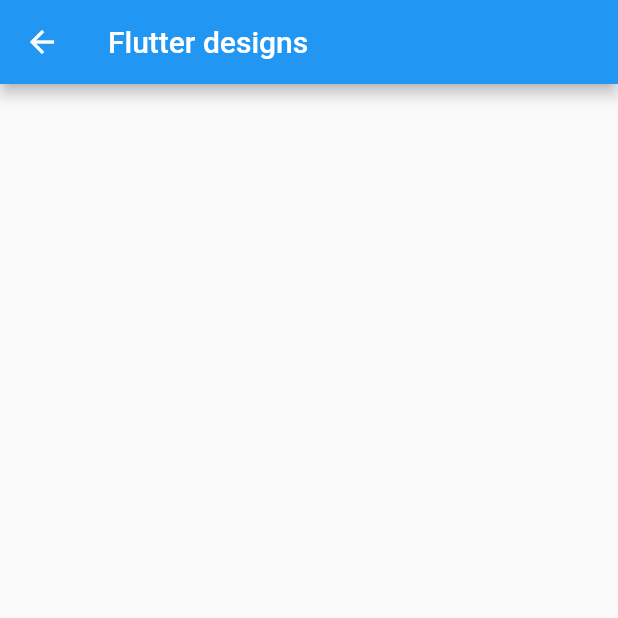
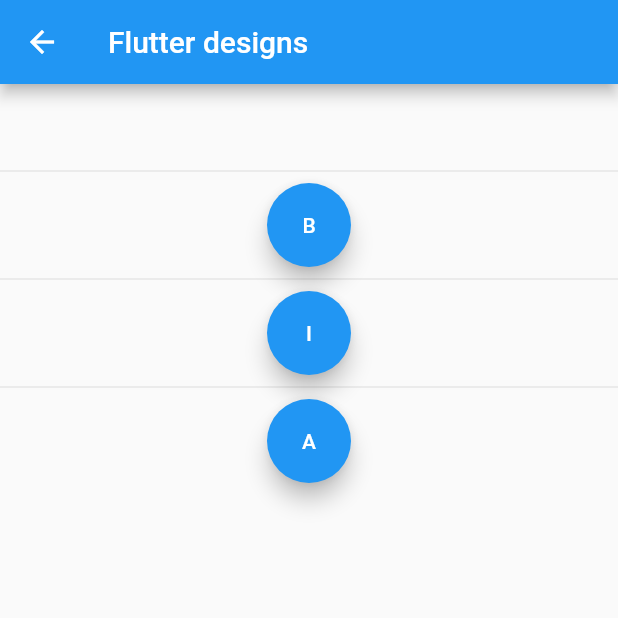
Before and after one commit to gallottohugo/FlutterDesigns, a Flutter app: the HomePage screen opened by its route, on a phone screen of 412 x 824 dp, the top half of it. Run offline on Flutter 3.47's test engine with Material 2 defaults, Android fonts, the phone set to English and light mode, and no system bars; network calls fail.

```diff
--- a/lib/main.dart
+++ b/lib/main.dart
@@ -1,4 +1,6 @@
 import 'package:flutter/material.dart';
+//import 'package:flutter_designs/src/pages/basic_page.dart';
+import 'package:flutter_designs/src/pages/home_page.dart';
 import 'package:flutter_designs/src/routes/routes.dart';
 
 void main() => runApp(MyApp());
@@ -9,8 +11,9 @@ class MyApp extends StatelessWidget {
 		return MaterialApp(
 			debugShowCheckedModeBanner: false,
 			title: 'Material App',
-			initialRoute: 'home',
+			initialRoute: 'scroll',
 			routes: getApplicationRoutes(),
+
 		);
 	}
 }
--- a/lib/src/pages/home_page.dart
+++ b/lib/src/pages/home_page.dart
@@ -1,3 +1,4 @@
+
 import 'package:flutter/material.dart';
 
 class HomePage extends StatelessWidget {
@@ -7,8 +8,39 @@ class HomePage extends StatelessWidget {
 			appBar: AppBar(
 				title: Text('Flutter designs'),
 			),
-			body: Scaffold(
+			body: Column(
+				children: <Widget>[
+					SizedBox(height: 50.0,),
+					Divider(
+					),
+					Center(
+						child: FloatingActionButton(
+							child: Text('B'),
+							onPressed: (){
+								Navigator.pushNamed(context, 'basic');
+							},
+						),
+					),
+					Divider(),
+					Center(
+						child: FloatingActionButton(
+							child: Text('I'),
+							onPressed: (){
+								Navigator.pushNamed(context, 'intermediate');
+							},
+						),
+					),
+					Divider(),
+					Center(
+						child: FloatingActionButton(
+							child: Text('A'),
+							onPressed: (){
+								Navigator.pushNamed(context, 'advanced');
+							},
+						),
+					),
 
+				],
 			),
     	);
   	}
```
Also changed, not shown: lib/src/pages/advanced_page.dart (+9 -6 lines), lib/src/pages/basic_page.dart (+89 -5 lines), lib/src/pages/intermediate_page.dart (deleted, +0 -10 lines).
